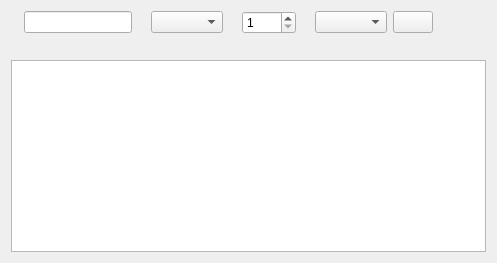
Above: brokery_gui/ui/kline_pull_page.ui from frankiecsy-lab/broker-mixer before the change. Below: the same form after it.
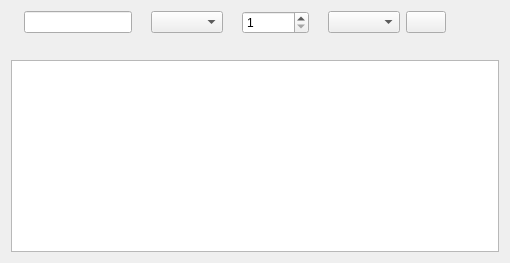
That is the form after the change.

The edit to the form file:
```diff
--- a/brokery_gui/ui/kline_pull_page.ui
+++ b/brokery_gui/ui/kline_pull_page.ui
@@ -26,7 +26,7 @@
         <number>1</number>
        </property>
        <property name="maximum">
-        <number>1000</number>
+        <number>100000</number>
        </property>
       </widget>
      </item>
```
